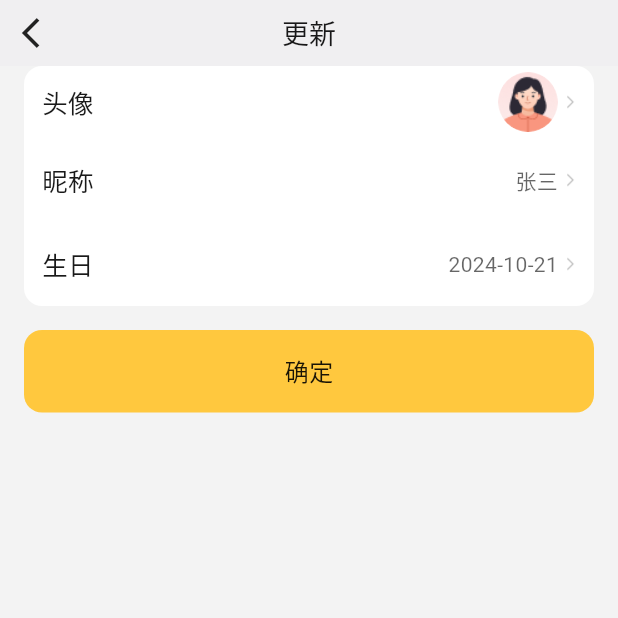
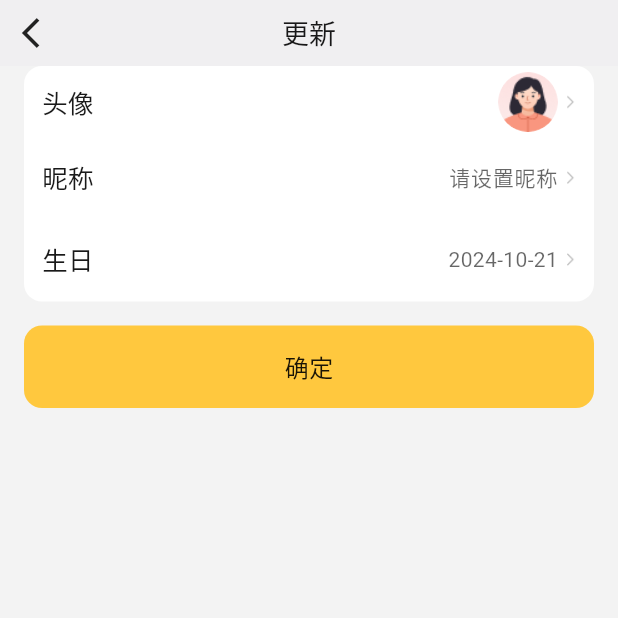
Before and after one commit to jifeif/kqcnotebook, a Flutter app: the ChangeNickInfoPage screen opened by its route, after a tap on "头像", on a phone screen of 412 x 824 dp, the top half of it. Run offline on Flutter 3.47's test engine with Material 3 defaults, Android fonts, the phone set to English and light mode, and no system bars; our stand-ins replace cookie_jar, dio, dio_cookie_manager, event_bus, flutter_easyloading, get and 3 more; accounts and stored records are empty.

Commit message:
设置相关，图片缓存有问题

```diff
--- a/lib/components/components.dart
+++ b/lib/components/components.dart
@@ -3,3 +3,5 @@ library components;
 export 'custom_appbar.dart';
 export 'custom_scaffold.dart';
 export 'border_text.dart';
+export 'select_image_video.dart';
+export 'kqc_eventbus.dart';
--- /dev/null
+++ b/lib/components/kqc_eventbus.dart
@@ -0,0 +1,19 @@
+import 'package:event_bus/event_bus.dart';
+
+class KqcEventbus {
+  static KqcEventbus _instance = new KqcEventbus._();
+  factory KqcEventbus() => _instance;
+  late EventBus _bus;
+  KqcEventbus._(){
+    _bus = EventBus();
+  }
+
+  static fire(dynamic event) {
+    KqcEventbus()._bus.fire(event);
+  }
+
+  static Stream<T> on<T>() {
+     return KqcEventbus()._bus.on<T>();
+  }
+
+}
--- /dev/null
+++ b/lib/components/select_image_video.dart
@@ -0,0 +1,56 @@
+import 'dart:io';
+
+import 'package:flutter/material.dart';
+import 'package:image_picker/image_picker.dart';
+
+class SelectImageVideo {
+
+  static SelectImageVideo _instance = new SelectImageVideo._internal();
+  factory SelectImageVideo() => _instance;
+  late ImagePicker picker;
+
+  SelectImageVideo._internal(){
+    picker = ImagePicker();
+  }
+
+  Future<PickedFile?> selectSingleImage({
+    double? maxWidth,
+    double? maxHeight,
+    int? imageQuality,
+  }) async {
+    var file = await picker.getImage(
+      source: ImageSource.gallery,
+      maxWidth: maxWidth,
+      maxHeight: maxHeight,
+      imageQuality: imageQuality,
+    );
+    return file;
+  }
+
+  Future<Image?> onlySelectSingleImage ({
+      double? maxWidth,
+      double? maxHeight,
+    int? imageQuality,
+  }) async {
+    var file = await selectSingleImage(maxWidth: maxWidth, maxHeight: maxHeight, imageQuality: imageQuality);
+    if (file == null) {
+      return null;
+    } else {
+       return Image.file(File(file.path));
+    }
+  }
+
+  Future<ImageProvider?> onlySelectSingleImageProvider({
+    double? maxWidth,
+    double? maxHeight,
+    int? imageQuality,
+  }) async {
+    var file = await selectSingleImage(
+        maxWidth: maxWidth, maxHeight: maxHeight, imageQuality: imageQuality);
+    if (file == null) {
+      return null;
+    } else {
+      return Image.file(File(file.path)).image;
+    }
+  }
+}
--- a/lib/pages/app_my_section/change_nick_info/change_nick_info_controller.dart
+++ b/lib/pages/app_my_section/change_nick_info/change_nick_info_controller.dart
@@ -1,22 +1,59 @@
+import 'dart:io';
+
+import 'package:event_bus/event_bus.dart';
 import 'package:flutter/material.dart';
 import 'package:get/get.dart';
+import 'package:kqcnotebook/components/border_text.dart';
+import 'package:kqcnotebook/components/components.dart';
+import 'package:kqcnotebook/components/select_image_video.dart';
+import 'package:kqcnotebook/constants/assets.dart';
+import 'package:kqcnotebook/utils/utils.dart';
 
 class ChangeNickInfoController extends GetxController {
-    final count = 0.obs;
+  final currentDate = DateTime.now().obs;
+  final nickNode = FocusNode();
+  var nickName = "";
+  final image = Image.asset(
+    Assets.assetsImagesMyPortrait,
+    width: 40,
+    height: 40,
+  ).obs;
+  BuildContext? con;
 
-    final currentDate = DateTime.now().obs;
+  @override
+  void onInit() async {
+    super.onInit();
+    Image? ima = await LoacalStorage().getImage();
+    if (ima != null) {
+      image.value = ima;
+    }
+    ;
+  }
 
-    BuildContext? con;
-    @override
-    void onInit() {
-    super.onInit();
-    }
+  selectImage() async {
+    var file = await SelectImageVideo().selectSingleImage();
+    await LoacalStorage().setImage(await file!.readAsBytes());
+    ImageProvider imag = await Image.file(
+      File(file.path),
+      width: 40,
+      height: 40,
+    ).image;
+    image.value = Image(
+      image: imag,
+      width: 40,
+      height: 40,
+    );
+  }
 
-    @override
-    void onReady() {}
+  clickSureBtn() {
+    KqcEventbus.fire(
+        AccountInfoModel(nickName, currentDate.value.yearMonthDay(), false));
+    Get.back();
+  }
 
-    @override
-    void onClose() {}
+  @override
+  void onReady() {}
 
-    increment() => count.value++;
+  @override
+  void onClose() {}
 }
--- a/lib/pages/app_my_section/change_nick_info/change_nick_info_view.dart
+++ b/lib/pages/app_my_section/change_nick_info/change_nick_info_view.dart
@@ -27,11 +27,11 @@ class ChangeNickInfoPage extends GetView<ChangeNickInfoController> {
       padding: EdgeInsets.symmetric(horizontal: 16),
       child: Column(
         children: [
-          Obx(()=>mainWidget()),
+          Obx(() => mainWidget()),
           sureWidget(),
         ],
       ),
-    );
+    ).addGesture(()=>controller.nickNode.unfocus());
   }
 
   Widget mainWidget() {
@@ -61,11 +61,7 @@ class ChangeNickInfoPage extends GetView<ChangeNickInfoController> {
         ),
       ),
       assistView: ClipOval(
-        child: Image.asset(
-          Assets.assetsImagesMyPortrait,
-          width: 40,
-          height: 40,
-        ),
+        child: controller.image.value,
       ),
       rightWidget: Image.asset(
         Assets.assetsImagesRightGreyArrow,
@@ -73,6 +69,7 @@ class ChangeNickInfoPage extends GetView<ChangeNickInfoController> {
         height: 12,
       ),
       padding: EdgeInsets.symmetric(vertical: 4, horizontal: 12),
+      callback: ()=>controller.selectImage(),
     );
   }
 
@@ -115,19 +112,13 @@ class ChangeNickInfoPage extends GetView<ChangeNickInfoController> {
           color: AppColors.primaryTextColor,
         ),
       ),
-      assistView: Text(
-        "张三",
-        style: TextStyle(
-          fontSize: 14,
-          color: AppColors.assistTextColor,
-        ),
-      ),
+      assistView: nickTextfieldWidget(),
       rightWidget: Image.asset(
         Assets.assetsImagesRightGreyArrow,
         width: 12,
         height: 12,
       ),
-      padding: EdgeInsets.symmetric(vertical: 16, horizontal: 12),
+      padding: EdgeInsets.symmetric(horizontal: 12),
     );
   }
 
@@ -148,7 +139,39 @@ class ChangeNickInfoPage extends GetView<ChangeNickInfoController> {
           color: AppColors.primaryTextColor,
         ),
       ),
-    ).addGesture(() {});
+    ).addGesture(() => controller.clickSureBtn());
+  }
+
+  Widget nickTextfieldWidget() {
+    return Flexible(
+      child: Container(
+        child: TextField(
+          maxLength: 10,
+          textAlign: TextAlign.right,
+          focusNode: controller.nickNode,
+          style: TextStyle(
+            fontSize: 14,
+            color: AppColors.primaryTextColor,
+          ),
+          onChanged: (str) {
+            controller.nickName = str;
+            if (str.length >= 10) {
+              controller.nickNode.unfocus();
+            }
+          },
+          decoration: InputDecoration(
+            contentPadding: EdgeInsets.symmetric(vertical: 16),
+            hintText: "请设置昵称",
+            hintStyle: TextStyle(
+              fontSize: 14,
+              color: AppColors.assistTextColor,
+            ),
+            counterText: "",
+            border: InputBorder.none,
+          ),
+        ),
+      ),
+    );
   }
 
   //MARK: 日期选择
--- a/lib/utils/account_info_model.dart
+++ b/lib/utils/account_info_model.dart
@@ -1,15 +1,16 @@
 class AccountInfoModel {
   String name = "";
   String birthday = "1900-01-01";
-
-  AccountInfoModel(this.name, this.birthday);
+  bool isUpdate = false;
+  AccountInfoModel(this.name, this.birthday, this.isUpdate);
 
   factory AccountInfoModel.fromJson(Map map) {
-    return AccountInfoModel(map["name"], map["birthday"],);
+    return AccountInfoModel(map["name"], map["birthday"], map["isUpdate"]);
   }
 
   Map<String, dynamic> toJson() => {
     "name":this.name,
     "birthday":this.birthday,
+    "isUpdate":this.isUpdate,
   };
 }
--- a/lib/utils/local_storage.dart
+++ b/lib/utils/local_storage.dart
@@ -1,4 +1,8 @@
 import 'dart:convert';
+import 'dart:io';
+import 'dart:typed_data';
+import 'package:flutter/material.dart';
+import 'package:path_provider/path_provider.dart';
 import 'package:shared_preferences/shared_preferences.dart';
 
 /// 本地存储-单例模式
@@ -35,4 +39,36 @@ class LoacalStorage {
   Future<bool> remove(String key) {
     return _prefs.remove(key);
   }
+
+  Future<bool> setImage(
+    Uint8List imag, {
+    String name = "protrait.png",
+    bool isShowLoading = true,
+  }) async {
+    var direc = await getApplicationCacheDirectory();
+    String path = direc.path + "/" + name;
+    File _ = await File(path).writeAsBytes(imag);
+    return true;
+  }
+
+  Future<Image?> getImage({
+    String name = "protrait.png",
+    double? width = 40,
+    double? height = 40,
+  }) async {
+    ImageCache().clear();
+    var direc = await getApplicationCacheDirectory();
+    String path = direc.path + "/" + name;
+
+    File file = File(path);
+    if (await file.exists()) {
+      return Image.file(
+        File(path),
+        width: width,
+        height: height,
+      );
+    } else {
+      return null;
+    }
+  }
 }
--- a/pubspec.yaml
+++ b/pubspec.yaml
@@ -37,6 +37,9 @@ dependencies:
   # loaing
   flutter_easyloading: ^3.0.0
 
+  # 通知
+  event_bus: ^2.0.1
+
   # http
   dio: ^4.0.0
   cookie_jar: ^3.0.1
@@ -44,6 +47,7 @@ dependencies:
 
   # storage + cache
   shared_preferences: ^2.0.6
+  path_provider: ^2.1.4
   cached_network_image: ^3.0.0
 
   # 上拉刷新/下拉加载
```
Also changed, not shown: lib/components/kqc_notebook_loading.dart (added, +32 -0 lines), lib/pages/app_my_section/mine/mine_controller.dart (+39 -1 lines), lib/pages/app_my_section/mine/mine_view.dart (+12 -6 lines), pubspec.lock, 2 other files.
